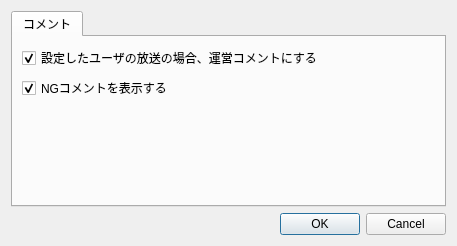
This is ui/settingswindow.ui in diginatu/Viqo as Qt 5 draws it before an edit. The edited form follows.
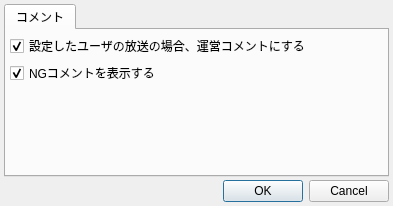
This is the edited form.

Commit message: UI improvement reduce spaces and margins rearrenge menu items

```diff
--- a/ui/settingswindow.ui
+++ b/ui/settingswindow.ui
@@ -6,14 +6,29 @@
    <rect>
     <x>0</x>
     <y>0</y>
-    <width>457</width>
-    <height>246</height>
+    <width>393</width>
+    <height>206</height>
    </rect>
   </property>
   <property name="windowTitle">
    <string>設定</string>
   </property>
   <layout class="QVBoxLayout" name="verticalLayout">
+   <property name="spacing">
+    <number>3</number>
+   </property>
+   <property name="leftMargin">
+    <number>4</number>
+   </property>
+   <property name="topMargin">
+    <number>4</number>
+   </property>
+   <property name="rightMargin">
+    <number>4</number>
+   </property>
+   <property name="bottomMargin">
+    <number>4</number>
+   </property>
    <item>
     <widget class="QTabWidget" name="tabWidget">
      <property name="currentIndex">
@@ -24,6 +39,21 @@
        <string>コメント</string>
       </attribute>
       <layout class="QVBoxLayout" name="verticalLayout_2">
+       <property name="spacing">
+        <number>3</number>
+       </property>
+       <property name="leftMargin">
+        <number>4</number>
+       </property>
+       <property name="topMargin">
+        <number>4</number>
+       </property>
+       <property name="rightMargin">
+        <number>4</number>
+       </property>
+       <property name="bottomMargin">
+        <number>4</number>
+       </property>
        <item>
         <widget class="QCheckBox" name="comment_ownercomment_chk">
          <property name="text">
```
The commit also changes 5 other files.
